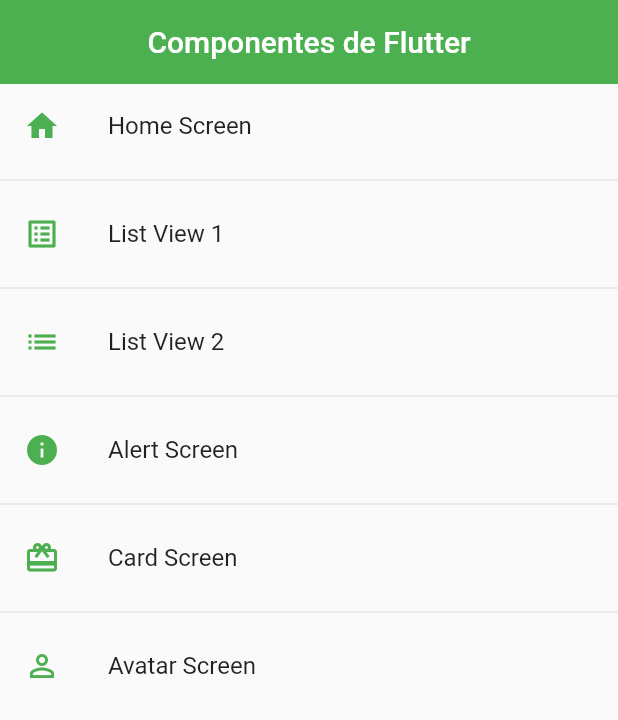
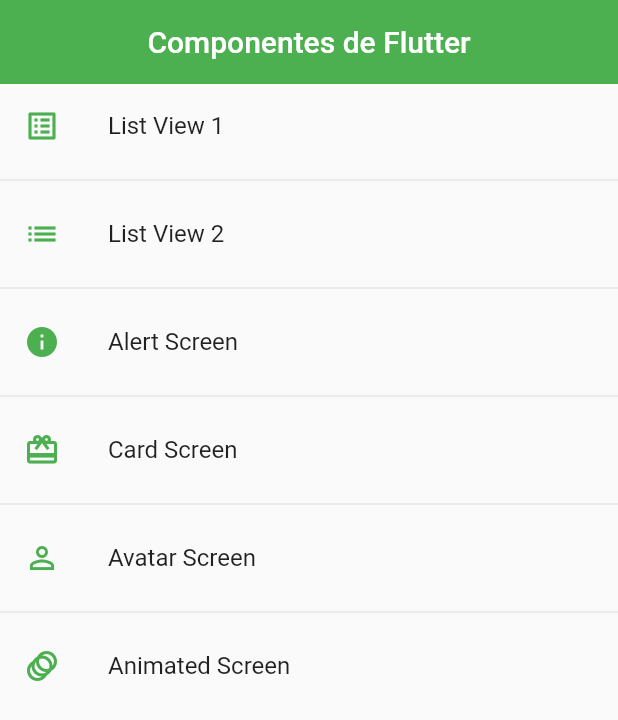
Before and after one commit to juniorotero06/FlutterExercises, a Flutter app: the screen it shows after launch, on a phone screen of 412 x 824 dp. Shown: the top 720 px of the screen. Run offline on Flutter 3.47's test engine with Material 2 defaults, Android fonts, the phone set to English and light mode, and no system bars.

Commit message:
animated

```diff
--- a/flutter_components/lib/router/app_routes.dart
+++ b/flutter_components/lib/router/app_routes.dart
@@ -7,11 +7,6 @@ class AppRoutes {
   static const initialRoute = "home";
 
   static final menuOptions = <MenuOptions>[
-    MenuOptions(
-        routes: "home",
-        icon: Icons.home,
-        name: "Home Screen",
-        screen: const HomeScreen()),
     MenuOptions(
         routes: "listview1",
         icon: Icons.list_alt,
@@ -36,12 +31,17 @@ class AppRoutes {
         routes: "avatar",
         icon: Icons.person_outline_outlined,
         name: "Avatar Screen",
-        screen: const AvatarScreen())
+        screen: const AvatarScreen()),
+    MenuOptions(
+        routes: "animated",
+        icon: Icons.animation,
+        name: "Animated Screen",
+        screen: const AnimatedScreen())
   ];
 
   static Map<String, Widget Function(BuildContext)> getAppRoutes() {
     Map<String, Widget Function(BuildContext)> appRoutes = {};
-
+    appRoutes.addAll({"home": (BuildContext context) => const HomeScreen()});
     for (final option in menuOptions) {
       appRoutes
           .addAll({option.routes: (BuildContext context) => option.screen});
--- a/flutter_components/lib/screens/screens.dart
+++ b/flutter_components/lib/screens/screens.dart
@@ -4,3 +4,4 @@ export 'package:flutter_components/screens/listview1_screen.dart';
 export 'package:flutter_components/screens/listview2_screen.dart';
 export 'package:flutter_components/screens/home_screen.dart';
 export 'package:flutter_components/screens/avatar_screen.dart';
+export 'package:flutter_components/screens/animated_screen.dart';
```
Also changed, not shown: flutter_components/lib/screens/animated_screen.dart (added, +51 -0 lines).
